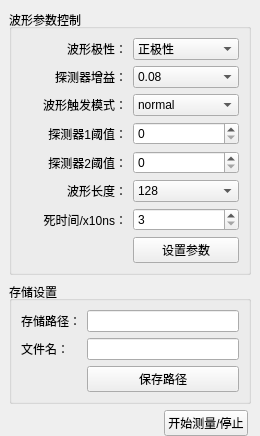
First picture: the form in waveformmodel.ui, repository MrXiaomao/Cu_Activation, before the edit.
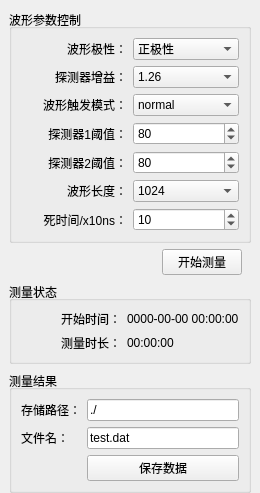
Second picture: the form after the edit.

Commit message: # 能谱和波形数据保存

The edit to the form file:
```diff
--- a/waveformmodel.ui
+++ b/waveformmodel.ui
@@ -7,7 +7,7 @@
     <x>0</x>
     <y>0</y>
     <width>260</width>
-    <height>410</height>
+    <height>433</height>
    </rect>
   </property>
   <property name="windowTitle">
@@ -45,20 +45,6 @@
         </property>
        </widget>
       </item>
-      <item row="0" column="1">
-       <widget class="QComboBox" name="comboBox">
-        <item>
-         <property name="text">
-          <string>正极性</string>
-         </property>
-        </item>
-        <item>
-         <property name="text">
-          <string>负极性</string>
-         </property>
-        </item>
-       </widget>
-      </item>
       <item row="1" column="0">
        <widget class="QLabel" name="label_9">
         <property name="text">
@@ -69,8 +55,84 @@
         </property>
        </widget>
       </item>
+      <item row="2" column="0">
+       <widget class="QLabel" name="label_4">
+        <property name="text">
+         <string>波形触发模式：</string>
+        </property>
+        <property name="alignment">
+         <set>Qt::AlignRight|Qt::AlignTrailing|Qt::AlignVCenter</set>
+        </property>
+       </widget>
+      </item>
+      <item row="2" column="1">
+       <widget class="QComboBox" name="comboBox_2">
+        <item>
+         <property name="text">
+          <string>normal</string>
+         </property>
+        </item>
+        <item>
+         <property name="text">
+          <string>auto</string>
+         </property>
+        </item>
+       </widget>
+      </item>
+      <item row="5" column="0">
+       <widget class="QLabel" name="label_5">
+        <property name="text">
+         <string>波形长度：</string>
+        </property>
+        <property name="alignment">
+         <set>Qt::AlignRight|Qt::AlignTrailing|Qt::AlignVCenter</set>
+        </property>
+       </widget>
+      </item>
+      <item row="4" column="1">
+       <widget class="QSpinBox" name="spinBox_2">
+        <property name="minimum">
+         <number>1</number>
+        </property>
+        <property name="maximum">
+         <number>65535</number>
+        </property>
+        <property name="value">
+         <number>80</number>
+        </property>
+       </widget>
+      </item>
+      <item row="6" column="1">
+       <widget class="QSpinBox" name="spinBox_3">
+        <property name="minimum">
+         <number>1</number>
+        </property>
+        <property name="maximum">
+         <number>100</number>
+        </property>
+        <property name="value">
+         <number>10</number>
+        </property>
+       </widget>
+      </item>
+      <item row="3" column="1">
+       <widget class="QSpinBox" name="spinBox">
+        <property name="minimum">
+         <number>1</number>
+        </property>
+        <property name="maximum">
+         <number>65535</number>
+        </property>
+        <property name="value">
+         <number>80</number>
+        </property>
+       </widget>
+      </item>
       <item row="1" column="1">
        <widget class="QComboBox" name="comboBox_4">
+        <property name="currentIndex">
+         <number>4</number>
+        </property>
         <item>
          <property name="text">
           <string>0.08</string>
@@ -108,30 +170,6 @@
         </item>
        </widget>
       </item>
-      <item row="2" column="0">
-       <widget class="QLabel" name="label_4">
-        <property name="text">
-         <string>波形触发模式：</string>
-        </property>
-        <property name="alignment">
-         <set>Qt::AlignRight|Qt::AlignTrailing|Qt::AlignVCenter</set>
-        </property>
-       </widget>
-      </item>
-      <item row="2" column="1">
-       <widget class="QComboBox" name="comboBox_2">
-        <item>
-         <property name="text">
-          <string>normal</string>
-         </property>
-        </item>
-        <item>
-         <property name="text">
-          <string>auto</string>
-         </property>
-        </item>
-       </widget>
-      </item>
       <item row="3" column="0">
        <widget class="QLabel" name="label">
         <property name="text">
@@ -142,11 +180,18 @@
         </property>
        </widget>
       </item>
-      <item row="3" column="1">
-       <widget class="QSpinBox" name="spinBox">
-        <property name="maximum">
-         <number>65535</number>
-        </property>
+      <item row="0" column="1">
+       <widget class="QComboBox" name="comboBox">
+        <item>
+         <property name="text">
+          <string>正极性</string>
+         </property>
+        </item>
+        <item>
+         <property name="text">
+          <string>负极性</string>
+         </property>
+        </item>
        </widget>
       </item>
       <item row="4" column="0">
@@ -159,35 +204,21 @@
         </property>
        </widget>
       </item>
-      <item row="4" column="1">
-       <widget class="QSpinBox" name="spinBox_2">
-        <property name="maximum">
-         <number>65535</number>
-        </property>
-       </widget>
-      </item>
-      <item row="5" column="0">
-       <widget class="QLabel" name="label_5">
-        <property name="text">
-         <string>波形长度：</string>
-        </property>
-        <property name="alignment">
-         <set>Qt::AlignRight|Qt::AlignTrailing|Qt::AlignVCenter</set>
-        </property>
-       </widget>
-      </item>
       <item row="5" column="1">
        <widget class="QComboBox" name="comboBox_3">
-        <item>
-         <property name="text">
-          <string>128</string>
-         </property>
-        </item>
+        <property name="currentIndex">
+         <number>4</number>
+        </property>
         <item>
          <property name="text">
           <string>64</string>
          </property>
         </item>
+        <item>
+         <property name="text">
+          <string>128</string>
+         </property>
+        </item>
         <item>
          <property name="text">
           <string>256</string>
@@ -215,62 +246,6 @@
         </property>
        </widget>
       </item>
-      <item row="6" column="1">
-       <widget class="QSpinBox" name="spinBox_3">
-        <property name="minimum">
-         <number>3</number>
-        </property>
-        <property name="maximum">
-         <number>500</number>
-        </property>
-       </widget>
-      </item>
-      <item row="7" column="1">
-       <widget class="QPushButton" name="pushButton_setup">
-        <property name="text">
-         <string>设置参数</string>
-        </property>
-       </widget>
-      </item>
-     </layout>
-    </widget>
-   </item>
-   <item>
-    <widget class="QGroupBox" name="groupBox_2">
-     <property name="title">
-      <string>存储设置</string>
-     </property>
-     <property name="alignment">
-      <set>Qt::AlignLeading|Qt::AlignLeft|Qt::AlignVCenter</set>
-     </property>
-     <layout class="QGridLayout" name="gridLayout_2">
-      <item row="0" column="0">
-       <widget class="QLabel" name="label_8">
-        <property name="text">
-         <string>存储路径：</string>
-        </property>
-       </widget>
-      </item>
-      <item row="0" column="1">
-       <widget class="QLineEdit" name="lineEdit_path"/>
-      </item>
-      <item row="1" column="0">
-       <widget class="QLabel" name="label_10">
-        <property name="text">
-         <string>文件名：</string>
-        </property>
-       </widget>
-      </item>
-      <item row="1" column="1">
-       <widget class="QLineEdit" name="lineEdit_filename"/>
-      </item>
-      <item row="2" column="1">
-       <widget class="QPushButton" name="pushButton_3">
-        <property name="text">
-         <string>保存路径</string>
-        </property>
-       </widget>
-      </item>
      </layout>
     </widget>
    </item>
@@ -284,7 +259,7 @@
        <number>0</number>
       </property>
       <property name="rightMargin">
-       <number>0</number>
+       <number>9</number>
       </property>
       <property name="bottomMargin">
        <number>0</number>
@@ -305,25 +280,102 @@
       <item>
        <widget class="QPushButton" name="pushButton_start">
         <property name="text">
-         <string>开始测量/停止</string>
+         <string>开始测量</string>
         </property>
        </widget>
       </item>
-      <item>
-       <spacer name="horizontalSpacer_2">
-        <property name="orientation">
-         <enum>Qt::Horizontal</enum>
+     </layout>
+    </widget>
+   </item>
+   <item>
+    <widget class="QGroupBox" name="groupBox_3">
+     <property name="title">
+      <string>测量状态</string>
+     </property>
+     <property name="alignment">
+      <set>Qt::AlignLeading|Qt::AlignLeft|Qt::AlignVCenter</set>
+     </property>
+     <layout class="QGridLayout" name="gridLayout_3">
+      <item row="0" column="1">
+       <widget class="QLabel" name="label_7">
+        <property name="text">
+         <string>0000-00-00 00:00:00</string>
         </property>
-        <property name="sizeType">
-         <enum>QSizePolicy::Fixed</enum>
+       </widget>
+      </item>
+      <item row="0" column="0">
+       <widget class="QLabel" name="label_11">
+        <property name="text">
+         <string>开始时间：</string>
         </property>
-        <property name="sizeHint" stdset="0">
-         <size>
-          <width>3</width>
-          <height>20</height>
-         </size>
+        <property name="alignment">
+         <set>Qt::AlignRight|Qt::AlignTrailing|Qt::AlignVCenter</set>
         </property>
-       </spacer>
+       </widget>
+      </item>
+      <item row="1" column="0">
+       <widget class="QLabel" name="label_12">
+        <property name="text">
+         <string>测量时长：</string>
+        </property>
+        <property name="alignment">
+         <set>Qt::AlignRight|Qt::AlignTrailing|Qt::AlignVCenter</set>
+        </property>
+       </widget>
+      </item>
+      <item row="1" column="1">
+       <widget class="QLabel" name="label_13">
+        <property name="text">
+         <string>00:00:00</string>
+        </property>
+       </widget>
+      </item>
+     </layout>
+    </widget>
+   </item>
+   <item>
+    <widget class="QGroupBox" name="groupBox_2">
+     <property name="title">
+      <string>测量结果</string>
+     </property>
+     <property name="alignment">
+      <set>Qt::AlignLeading|Qt::AlignLeft|Qt::AlignVCenter</set>
+     </property>
+     <layout class="QGridLayout" name="gridLayout_2">
+      <item row="0" column="1">
+       <widget class="QLineEdit" name="lineEdit_path">
+        <property name="text">
+         <string>./</string>
+        </property>
+       </widget>
+      </item>
+      <item row="1" column="1">
+       <widget class="QLineEdit" name="lineEdit_filename">
+        <property name="text">
+         <string>test.dat</string>
+        </property>
+       </widget>
+      </item>
+      <item row="1" column="0">
+       <widget class="QLabel" name="label_10">
+        <property name="text">
+         <string>文件名：</string>
+        </property>
+       </widget>
+      </item>
+      <item row="0" column="0">
+       <widget class="QLabel" name="label_8">
+        <property name="text">
+         <string>存储路径：</string>
+        </property>
+       </widget>
+      </item>
+      <item row="2" column="1">
+       <widget class="QPushButton" name="pushButton_save">
+        <property name="text">
+         <string>保存数据</string>
+        </property>
+       </widget>
       </item>
      </layout>
     </widget>
```
The commit also changes 35 other files.
